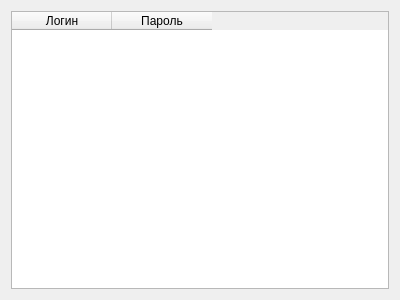
Old version of the form user_identification/showusers.ui in the repository OrekhovaMariy/cpp-user-identification.
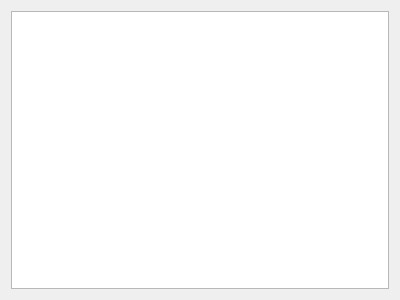
New version of the form.

Commit message:
TableWidget -> Table View
TableWidget -> Table View

The edit to the form file:
```diff
--- a/user_identification/showusers.ui
+++ b/user_identification/showusers.ui
@@ -10,32 +10,20 @@
     <height>300</height>
    </rect>
   </property>
+  <property name="font">
+   <font>
+    <family>Ubuntu Condensed</family>
+   </font>
+  </property>
   <property name="windowTitle">
    <string>Список пользователей</string>
   </property>
   <property name="styleSheet">
    <string notr="true"/>
   </property>
-  <layout class="QGridLayout" name="gridLayout">
-   <item row="0" column="0">
-    <widget class="QTableWidget" name="tableWidget">
-     <property name="styleSheet">
-      <string notr="true"/>
-     </property>
-     <property name="editTriggers">
-      <set>QAbstractItemView::NoEditTriggers</set>
-     </property>
-     <column>
-      <property name="text">
-       <string>Логин</string>
-      </property>
-     </column>
-     <column>
-      <property name="text">
-       <string>Пароль</string>
-      </property>
-     </column>
-    </widget>
+  <layout class="QVBoxLayout" name="verticalLayout">
+   <item>
+    <widget class="QTableView" name="tableView"/>
    </item>
   </layout>
  </widget>
```
The commit also changes 7 other files.
